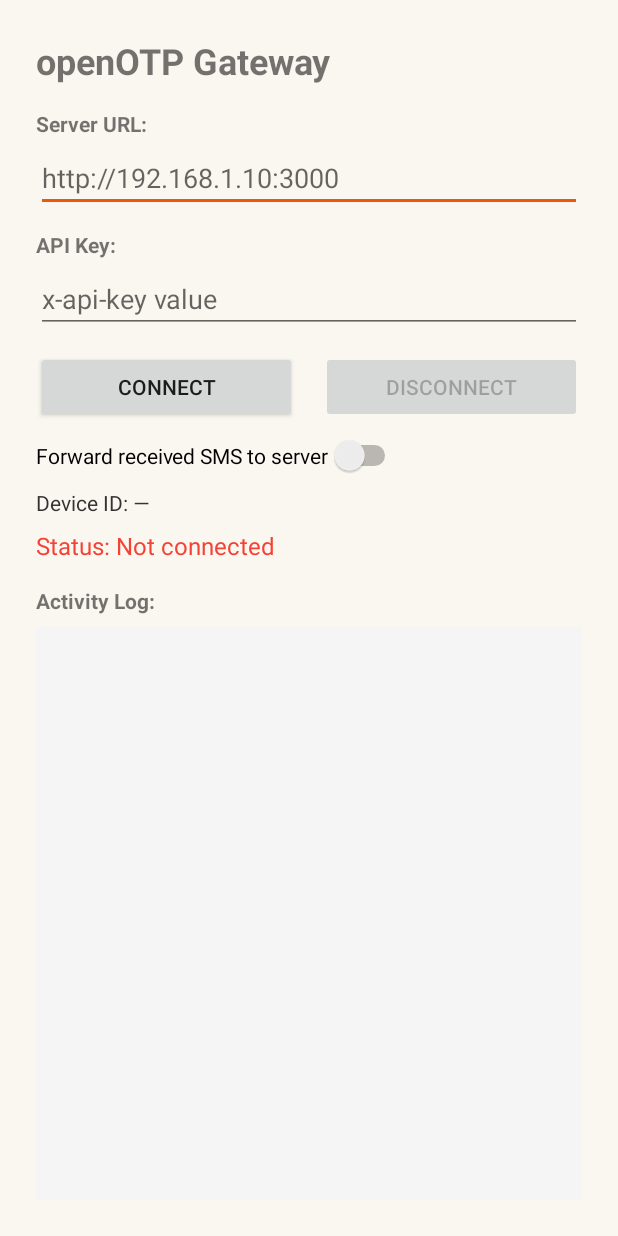
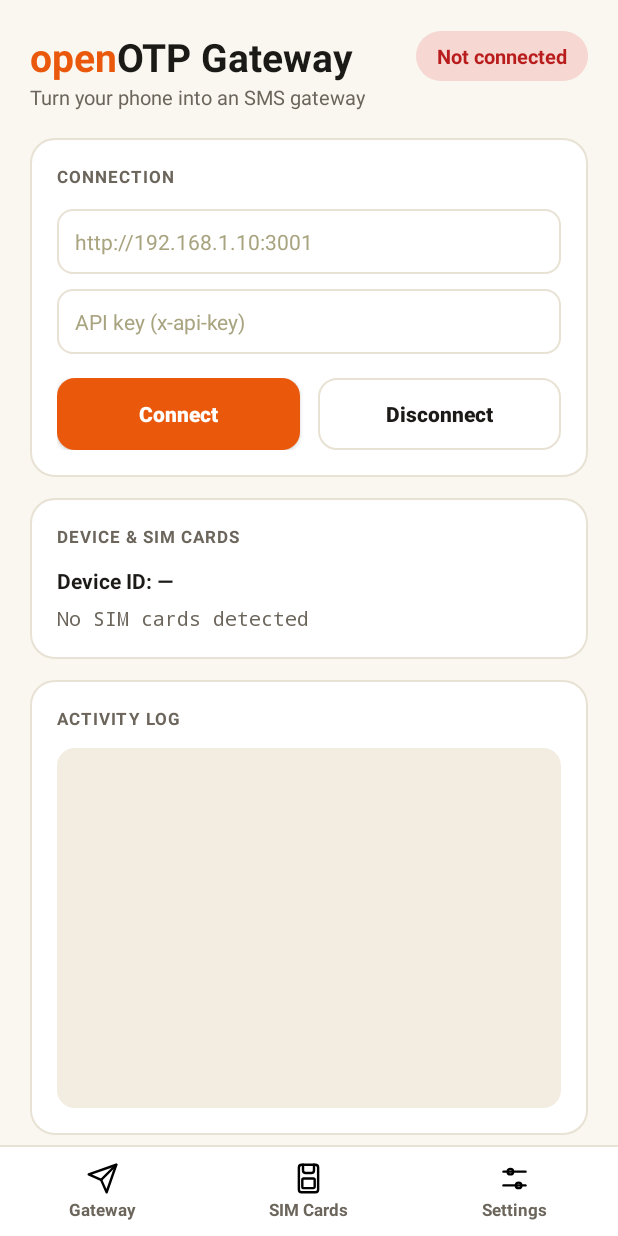
Before and after one commit to imadeddine000/openOTP, an Android app: the screen it shows after launch (MainActivity), on a phone screen of 412 x 824 dp. Run offline under Robolectric (Android 15) with nearby library versions, the phone set to English and light mode, and no system bars.

Commit message:
feat(android): add multi-page tabbed layout (gateway/sims/settings)

```diff
--- a/android/app/src/main/res/layout/activity_main.xml
+++ b/android/app/src/main/res/layout/activity_main.xml
@@ -3,116 +3,101 @@
     android:layout_width="match_parent"
     android:layout_height="match_parent"
     android:orientation="vertical"
-    android:padding="24dp">
-
-    <TextView
-        android:layout_width="wrap_content"
-        android:layout_height="wrap_content"
-        android:text="openOTP Gateway"
-        android:textSize="24sp"
-        android:textStyle="bold"
-        android:layout_marginBottom="16dp" />
-
-    <!-- Server URL -->
-    <TextView
-        android:layout_width="wrap_content"
-        android:layout_height="wrap_content"
-        android:text="Server URL:"
-        android:textStyle="bold"
-        android:layout_marginBottom="4dp" />
-    <EditText
-        android:id="@+id/etServerUrl"
+    android:background="@color/bg">
+    <FrameLayout
         android:layout_width="match_parent"
-        android:layout_height="wrap_content"
-        android:hint="http://192.168.1.10:3000"
-        android:inputType="textUri"
-        android:layout_marginBottom="12dp" />
-
-    <!-- API Key -->
-    <TextView
-        android:layout_width="wrap_content"
-        android:layout_height="wrap_content"
-        android:text="API Key:"
-        android:textStyle="bold"
-        android:layout_marginBottom="4dp" />
-    <EditText
-        android:id="@+id/etApiKey"
+        android:layout_height="0dp"
+        android:layout_weight="1">
+        <include layout="@layout/page_gateway" />
+        <include layout="@layout/page_sims" />
+        <include layout="@layout/page_settings" />
+    </FrameLayout>
+    <View
         android:layout_width="match_parent"
-        android:layout_height="wrap_content"
-        android:hint="x-api-key value"
-        android:inputType="textPassword"
-        android:layout_marginBottom="12dp" />
-
-    <!-- Connect / Disconnect -->
+        android:layout_height="1dp"
+        android:background="@color/border" />
     <LinearLayout
         android:layout_width="match_parent"
         android:layout_height="wrap_content"
         android:orientation="horizontal"
-        android:layout_marginBottom="8dp">
-        <Button
-            android:id="@+id/btnConnect"
+        android:background="@color/card">
+        <LinearLayout
+            android:id="@+id/tabGateway"
             android:layout_width="0dp"
             android:layout_height="wrap_content"
             android:layout_weight="1"
-            android:text="Connect"
-            android:layout_marginEnd="8dp" />
-        <Button
-            android:id="@+id/btnDisconnect"
+            android:orientation="vertical"
+            android:gravity="center"
+            android:paddingTop="10dp"
+            android:paddingBottom="10dp"
+            android:background="?attr/selectableItemBackground">
+            <ImageView
+                android:id="@+id/tabGatewayIcon"
+                android:layout_width="22dp"
+                android:layout_height="22dp"
+                android:src="@drawable/ic_tab_gateway"
+                android:contentDescription="Gateway" />
+            <TextView
+                android:id="@+id/tabGatewayLabel"
+                android:layout_width="wrap_content"
+                android:layout_height="wrap_content"
+                android:text="Gateway"
+                android:textSize="11sp"
+                android:textStyle="bold"
+                android:textColor="@color/textMuted"
+                android:layout_marginTop="2dp" />
+        </LinearLayout>
+        <LinearLayout
+            android:id="@+id/tabSims"
             android:layout_width="0dp"
             android:layout_height="wrap_content"
             android:layout_weight="1"
-            android:text="Disconnect"
-            android:enabled="false"
-            android:layout_marginStart="8dp" />
+            android:orientation="vertical"
+            android:gravity="center"
+            android:paddingTop="10dp"
+            android:paddingBottom="10dp"
+            android:background="?attr/selectableItemBackground">
+            <ImageView
+                android:id="@+id/tabSimsIcon"
+                android:layout_width="22dp"
+                android:layout_height="22dp"
+                android:src="@drawable/ic_tab_sim"
+                android:contentDescription="SIM Cards" />
+            <TextView
+                android:id="@+id/tabSimsLabel"
+                android:layout_width="wrap_content"
+                android:layout_height="wrap_content"
+                android:text="SIM Cards"
+                android:textSize="11sp"
+                android:textStyle="bold"
+                android:textColor="@color/textMuted"
+                android:layout_marginTop="2dp" />
+        </LinearLayout>
+        <LinearLayout
+            android:id="@+id/tabSettings"
+            android:layout_width="0dp"
+            android:layout_height="wrap_content"
+            android:layout_weight="1"
+            android:orientation="vertical"
+            android:gravity="center"
+            android:paddingTop="10dp"
+            android:paddingBottom="10dp"
+            android:background="?attr/selectableItemBackground">
+            <ImageView
+                android:id="@+id/tabSettingsIcon"
+                android:layout_width="22dp"
+                android:layout_height="22dp"
+                android:src="@drawable/ic_tab_settings"
+                android:contentDescription="Settings" />
+            <TextView
+                android:id="@+id/tabSettingsLabel"
+                android:layout_width="wrap_content"
+                android:layout_height="wrap_content"
+                android:text="Settings"
+                android:textSize="11sp"
+                android:textStyle="bold"
+                android:textColor="@color/textMuted"
+                android:layout_marginTop="2dp" />
+        </LinearLayout>
     </LinearLayout>
-
-    <!-- Receive SMS switch -->
-    <Switch
-        android:id="@+id/swReceiveSms"
-        android:layout_width="wrap_content"
-        android:layout_height="wrap_content"
-        android:text="Forward received SMS to server"
-        android:layout_marginBottom="8dp" />
-
-    <!-- Device ID -->
-    <TextView
-        android:id="@+id/tvDeviceId"
-        android:layout_width="match_parent"
-        android:layout_height="wrap_content"
-        android:text="Device ID: —"
-        android:textSize="14sp"
-        android:textColor="#333333"
-        android:layout_marginBottom="8dp" />
-
-    <!-- Status -->
-    <TextView
-        android:id="@+id/tvStatus"
-        android:layout_width="match_parent"
-        android:layout_height="wrap_content"
-        android:text="Status: Not connected"
-        android:textSize="16sp"
-        android:textColor="#F44336"
-        android:layout_marginBottom="16dp" />
-
-    <!-- Activity Log label -->
-    <TextView
-        android:layout_width="wrap_content"
-        android:layout_height="wrap_content"
-        android:text="Activity Log:"
-        android:textStyle="bold"
-        android:layout_marginBottom="8dp" />
-
-    <!-- Scrollable log -->
-    <TextView
-        android:id="@+id/tvLog"
-        android:layout_width="match_parent"
-        android:layout_height="0dp"
-        android:layout_weight="1"
-        android:scrollbars="vertical"
-        android:gravity="bottom"
-        android:fontFamily="monospace"
-        android:textSize="12sp"
-        android:background="#F5F5F5"
-        android:padding="12dp"
-        android:text="" />
 </LinearLayout>
--- /dev/null
+++ b/android/app/src/main/res/layout/page_gateway.xml
@@ -0,0 +1,130 @@
+<?xml version="1.0" encoding="utf-8"?>
+<ScrollView xmlns:android="http://schemas.android.com/apk/res/android"
+    android:id="@+id/pageGateway"
+    android:layout_width="match_parent"
+    android:layout_height="match_parent"
+    android:background="@color/bg"
+    android:fillViewport="true">
+    <LinearLayout
+        android:layout_width="match_parent"
+        android:layout_height="wrap_content"
+        android:orientation="vertical"
+        android:padding="20dp">
+        <LinearLayout
+            android:layout_width="match_parent"
+            android:layout_height="wrap_content"
+            android:orientation="horizontal"
+            android:gravity="center_vertical">
+            <TextView
+                android:layout_width="wrap_content"
+                android:layout_height="wrap_content"
+                android:text="open"
+                android:textSize="26sp"
+                android:textStyle="bold"
+                android:textColor="@color/primary" />
+            <TextView
+                android:layout_width="wrap_content"
+                android:layout_height="wrap_content"
+                android:text="OTP Gateway"
+                android:textSize="26sp"
+                android:textStyle="bold"
+                android:textColor="@color/text" />
+            <Space
+                android:layout_width="0dp"
+                android:layout_height="1dp"
+                android:layout_weight="1" />
+            <TextView
+                android:id="@+id/tvStatus"
+                android:layout_width="wrap_content"
+                android:layout_height="wrap_content"
+                android:text="Not connected"
+                android:textSize="13sp"
+                android:textStyle="bold"
+                android:paddingStart="14dp"
+                android:paddingEnd="14dp"
+                android:paddingTop="7dp"
+                android:paddingBottom="7dp"
+                android:background="@drawable/bg_chip_red"
+                android:textColor="@color/chipRedText" />
+        </LinearLayout>
+        <TextView
+            android:layout_width="wrap_content"
+            android:layout_height="wrap_content"
+            android:text="Turn your phone into an SMS gateway"
+            android:textSize="13sp"
+            android:textColor="@color/textMuted"
+            android:layout_marginBottom="18dp" />
+        <LinearLayout style="@style/Card">
+            <TextView style="@style/CardLabel" android:text="CONNECTION" />
+            <EditText
+                android:id="@+id/etServerUrl"
+                style="@style/AppInput"
+                android:hint="http://192.168.1.10:3001"
+                android:inputType="textUri"
+                android:layout_marginTop="14dp" />
+            <EditText
+                android:id="@+id/etApiKey"
+                style="@style/AppInput"
+                android:hint="API key (x-api-key)"
+                android:inputType="textPassword"
+                android:layout_marginTop="10dp" />
+            <LinearLayout
+                android:layout_width="match_parent"
+                android:layout_height="wrap_content"
+                android:orientation="horizontal"
+                android:layout_marginTop="16dp">
+                <Button
+                    android:id="@+id/btnConnect"
+                    style="@style/BtnPrimary"
+                    android:layout_width="0dp"
+                    android:layout_weight="1"
+                    android:layout_marginEnd="6dp"
+                    android:text="Connect" />
+                <Button
+                    android:id="@+id/btnDisconnect"
+                    style="@style/BtnOutline"
+                    android:layout_width="0dp"
+                    android:layout_weight="1"
+                    android:layout_marginStart="6dp"
+                    android:enabled="false"
+                    android:text="Disconnect" />
+            </LinearLayout>
+        </LinearLayout>
+        <LinearLayout style="@style/Card">
+            <TextView style="@style/CardLabel" android:text="DEVICE &amp; SIM CARDS" />
+            <TextView
+                android:id="@+id/tvDeviceId"
+                android:layout_width="match_parent"
+                android:layout_height="wrap_content"
+                android:text="Device ID: —"
+                android:textSize="14sp"
+                android:textStyle="bold"
+                android:textColor="@color/text"
+                android:layout_marginTop="12dp" />
+            <TextView
+                android:id="@+id/tvSimList"
+                android:layout_width="match_parent"
+                android:layout_height="wrap_content"
+                android:text="No SIM cards detected"
+                android:textSize="13sp"
+                android:fontFamily="monospace"
+                android:textColor="@color/textMuted"
+                android:layout_marginTop="6dp" />
+        </LinearLayout>
+        <LinearLayout style="@style/Card">
+            <TextView style="@style/CardLabel" android:text="ACTIVITY LOG" />
+            <TextView
+                android:id="@+id/tvLog"
+                android:layout_width="match_parent"
+                android:layout_height="240dp"
+                android:layout_marginTop="12dp"
+                android:background="@drawable/bg_log"
+                android:fontFamily="monospace"
+                android:textSize="12sp"
+                android:textColor="@color/text"
+                android:padding="12dp"
+                android:scrollbars="vertical"
+                android:gravity="bottom" />
+        </LinearLayout>
+    </LinearLayout>
+</ScrollView>
```
Also changed, not shown: android/app/src/main/res/layout/item_sim.xml (added, +50 -0 lines), android/app/src/main/res/layout/page_settings.xml (added, +52 -0 lines), android/app/src/main/res/layout/page_sims.xml (added, +105 -0 lines).
